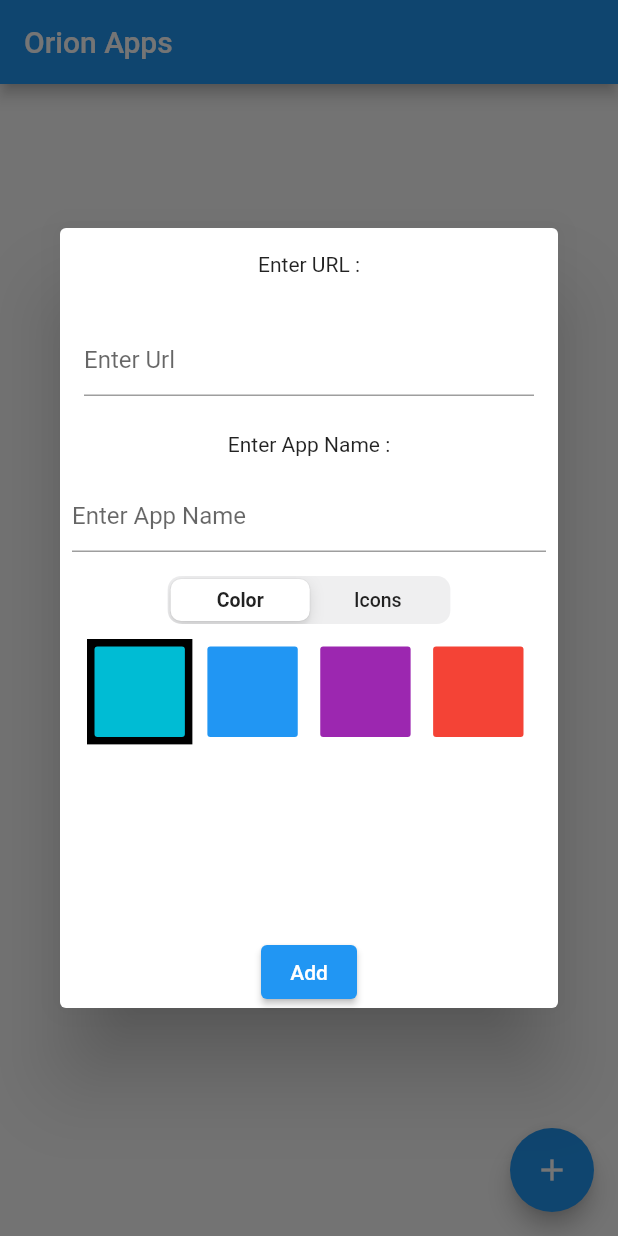
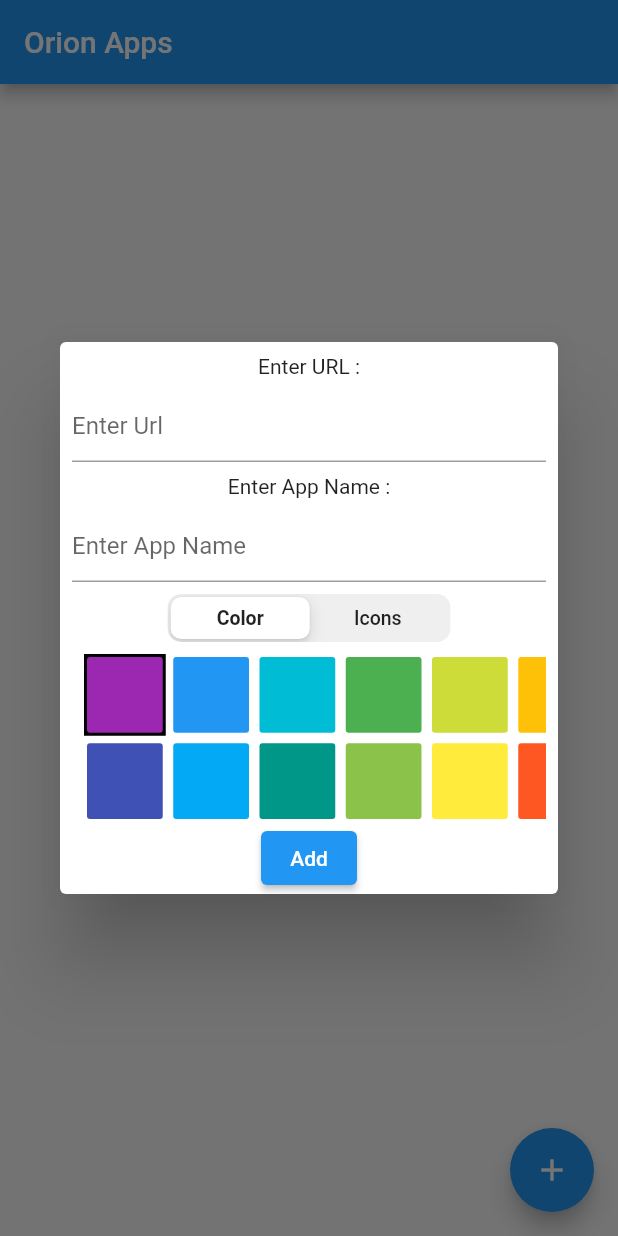
Before and after one commit to HarshaMatta/orion, a Flutter app: the screen it shows after launch, after a tap on the "add" icon, on a phone screen of 412 x 824 dp. Run offline on Flutter 3.47's test engine with Material 2 defaults, Android fonts, the phone set to English and light mode, and no system bars; our stand-ins replace shared_preferences, webview_flutter; missing offline and left inert: dart:ffi.

Commit message:
Finished Icon editor and Cleaned up alert dialog

```diff
--- a/lib/IconEditor.dart
+++ b/lib/IconEditor.dart
@@ -3,10 +3,21 @@ import 'dart:ffi';
 import 'package:flutter/cupertino.dart';
 import 'package:flutter/material.dart';
 
+// TODO: how to access state ?
 class IconEditor extends StatefulWidget {
+  IconEditorState state;
   @override
   State<StatefulWidget> createState() {
-    return new IconEditorState();
+    state = new IconEditorState();
+    return state;
+  }
+
+  int getColor() {
+    return state.getColor();
+  }
+
+  int getIcon(){
+    return state.getIcon();
   }
 }
 class IconEditorState extends State<IconEditor> {
@@ -18,32 +29,87 @@ class IconEditorState extends State<IconEditor> {
 
   List <IconData> iconNames =
   [
-    Icons.camera_alt_outlined,
+    Icons.accessibility,
+    Icons.account_balance,
     Icons.account_circle,
+    Icons.article,
     Icons.android,
+    Icons.build,
+    Icons.credit_card,
+    Icons.dashboard,
     Icons.done_outline,
-    Icons.camera_alt_outlined,
-    Icons.account_circle,
-    Icons.android,
-    Icons.done_outline,
+    Icons.eco,
+    Icons.explore,
+    Icons.extension,
+    Icons.face,
+    Icons.fingerprint,
+    Icons.leaderboard,
+    Icons.question_answer,
+    Icons.reorder,
+    Icons.room,
+    Icons.settings,
+    Icons.shopping_cart,
+    Icons.sticky_note_2,
+    Icons.sports_esports,
+    Icons.videogame_asset,
+    Icons.movie,
+    Icons.web,
+    Icons.chat_bubble,
+    Icons.email,
+    Icons.qr_code,
+    Icons.flag,
+    Icons.send,
+    Icons.folder,
+    Icons.desktop_mac,
+    Icons.smartphone,
+    Icons.wb_sunny,
+    Icons.map,
+    Icons.time_to_leave,
+    Icons.navigation,
+    Icons.flight,
+    Icons.lunch_dining,
+    Icons.all_inclusive,
+    Icons.sd_card,
+    Icons.book,
+    Icons.menu_book,
+    Icons.star,
   ];
 
   List <Color> colors =
-  [Colors.cyan,
+  [
+    Colors.purple,
+    Colors.indigo,
     Colors.blue,
-    Colors.purple,
-    Colors.red];
+    Colors.lightBlue,
+    Colors.cyan,
+    Colors.teal,
+    Colors.green,
+    Colors.lightGreen,
+    Colors.lime,
+    Colors.yellow,
+    Colors.amber,
+    Colors.deepOrange,
+    Colors.red,
+  ];
+
+  int getColor() {
+    return colors[activeColorIdx].value;
+  }
+
+  int getIcon() {
+    return iconNames[activeIconIdx].codePoint;
+  }
 
   getIconButton(IconData icon, Color color, int idx, bool select) {
     return Container(
-        color: (select == true) ? Colors.black:
+        color: (select == true) ? Colors.black :
         Colors.white,
-        padding: EdgeInsets.all(5),
+        padding: EdgeInsets.all(2),
         child: Container(
             color: color,
             child: new IconButton(
               color: Colors.white,
-           iconSize: 40,
+              iconSize: 34,
               icon: Icon(
                   icon
               ),
@@ -60,10 +126,10 @@ class IconEditorState extends State<IconEditor> {
 
   getColorButton(Color color, int idx, bool select) {
     return Container(
-      color: (select == true) ? Colors.black:
+        color: (select == true) ? Colors.black :
         Colors.white,
-     padding: EdgeInsets.all(5),
-     child:FlatButton(
+        padding: EdgeInsets.all(2),
+        child: FlatButton(
           child: Text(''),
           color: color,
           onPressed: () {
@@ -78,10 +144,11 @@ class IconEditorState extends State<IconEditor> {
 
   getColorGrid() {
     return GridView.count(
-        crossAxisCount: 4,
-        crossAxisSpacing: 5,
-        mainAxisSpacing: 5,
-        padding: EdgeInsets.all(10.0),
+        scrollDirection: Axis.horizontal,
+        crossAxisCount: 2,
+        crossAxisSpacing: 3,
+        mainAxisSpacing: 3,
+        padding: EdgeInsets.fromLTRB(8.0, 8.0, 8.0, 0),
         children: List.generate(colors.length, (index) {
           return getColorButton(colors[index], index, index == activeColorIdx);
         })
@@ -90,12 +157,14 @@ class IconEditorState extends State<IconEditor> {
 
   getIconGrid() {
     return GridView.count(
-        crossAxisCount: 4,
-        crossAxisSpacing: 5,
-        mainAxisSpacing: 5,
-        padding: EdgeInsets.all(10.0),
+        scrollDirection: Axis.horizontal,
+        crossAxisCount: 2,
+        crossAxisSpacing: 3,
+        mainAxisSpacing: 3,
+        padding: EdgeInsets.all(8),
         children: List.generate(iconNames.length, (index) {
-          return getIconButton(iconNames[index], activeColor, index ,index == activeIconIdx);
+          return getIconButton(
+            iconNames[index], activeColor, index, index == activeIconIdx,);
         })
     );
   }
@@ -105,33 +174,6 @@ class IconEditorState extends State<IconEditor> {
     // TODO: implement initState
     super.initState();
   }
-
-  // @override
-  // Widget build(BuildContext context) {
-  //   return Column(
-  //       // mainAxisSize : MainAxisSize.max,
-  //       children: <Widget>[
-  //         Row(
-  //             mainAxisAlignment: MainAxisAlignment.spaceEvenly,
-  //             children: <Widget>[
-  //               OutlineButton(
-  //                 onPressed: () { setState(() {
-  //                   colorMode = true;
-  //                 });} ,
-  //                 child: Text("Color"),
-  //               ),
-  //               OutlineButton(onPressed: () { setState(() {
-  //                 colorMode = false;
-  //               });} ,
-  //                 child: Text("Icon"),
-  //               ),
-  //             ]),
-  //         Container(
-  //           height: 200,
-  //                 child: (colorMode == true) ? getColorGrid() : getIconGrid()
-  //             )
-  //       ]);
-  // }
 
   final Map<int, Widget> myTabs = const <int, Widget>{
     0: Text("      Color      "),
@@ -154,7 +196,7 @@ class IconEditorState extends State<IconEditor> {
             },
           ),
           Container(
-              height: 200,
+              height: 120,
               child: (tabIndex == 0) ? getColorGrid() : getIconGrid()
           )
         ]);
--- a/lib/OrionHomePage.dart
+++ b/lib/OrionHomePage.dart
@@ -18,6 +18,7 @@ class OrionHomePage extends StatefulWidget {
 class OrionHomePageState extends State<OrionHomePage> {
   TextEditingController nameCtrl;
   TextEditingController urlCtrl;
+  IconEditor iconEditor = new IconEditor();
   String oldName;
   String oldUrl;
   HashMap<String, Tile> tilesMap = new HashMap<String, Tile>();
@@ -35,7 +36,7 @@ class OrionHomePageState extends State<OrionHomePage> {
     setState(() {
       tilesMap.clear();
       appNames.forEach((key, value) {
-        tilesMap[key] = Tile(key, value);
+        tilesMap[key] = Tile(key, value.url, value.iconCodePoint, value.color);
       });
     });
   }
@@ -56,11 +57,11 @@ class OrionHomePageState extends State<OrionHomePage> {
     }
 
     if(name.isNotEmpty && urlCtrl.text.isNotEmpty) {
-      Tile tile = Tile(name, urlCtrl.text);
+      Tile tile = Tile(name, urlCtrl.text, iconEditor.getIcon(), iconEditor.getColor());
       tilesMap[name] = tile;
 
       // save in preferences
-      saveAppNameValue(name, urlCtrl.text);
+      saveAppNameValue(name, urlCtrl.text, iconEditor.getIcon(), iconEditor.getColor());
     }
   }
 
@@ -129,29 +130,29 @@ class OrionHomePageState extends State<OrionHomePage> {
           mainAxisSize: MainAxisSize.min,
           children: <Widget>[
             Padding(
-              padding: const EdgeInsets.all(16.0),
+              padding: const EdgeInsets.fromLTRB(8, 8, 8, 0),
               child: new Text("Enter URL :"),
             ),
 
             Padding(
-              padding: const EdgeInsets.all(16.0),
+              padding: const EdgeInsets.fromLTRB(8, 8, 8, 0),
               child: new TextField(
                   decoration: new InputDecoration(hintText: "Enter Url"),
                   controller: urlCtrl),
             ),
             Padding(
-              padding: const EdgeInsets.all(8.0),
+              padding: const EdgeInsets.fromLTRB(8, 8, 8, 0),
               child: new Text("Enter App Name :"),
             ),
             Padding(
-              padding: const EdgeInsets.all(8.0),
+              padding: const EdgeInsets.fromLTRB(8, 8, 8, 0),
               child: new TextField(
                   decoration: new InputDecoration(hintText: "Enter App Name"),
                  controller: nameCtrl),
             ),
             Padding(
-              padding: const EdgeInsets.all(8.0),
-              child: new IconEditor()
+              padding: const EdgeInsets.fromLTRB(8, 8, 8, 0),
+              child: iconEditor
             ),
             createRowButtons(btnNames)
           ]
```
Also changed, not shown: lib/Preferences.dart (+28 -10 lines), lib/Tile.dart (+13 -9 lines), 1 other file. Lines whose indentation alone changed are shown as unchanged.
